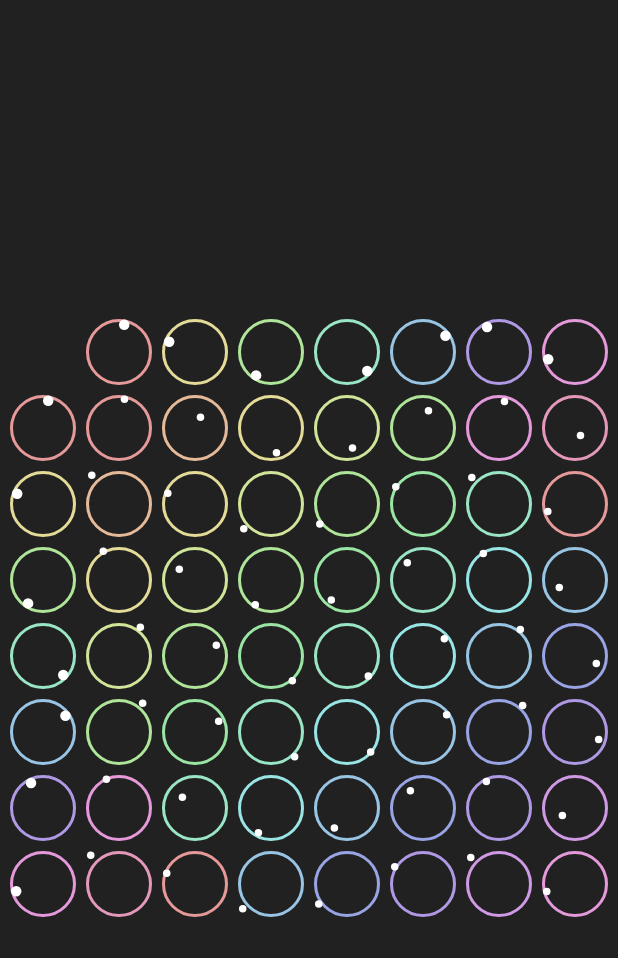
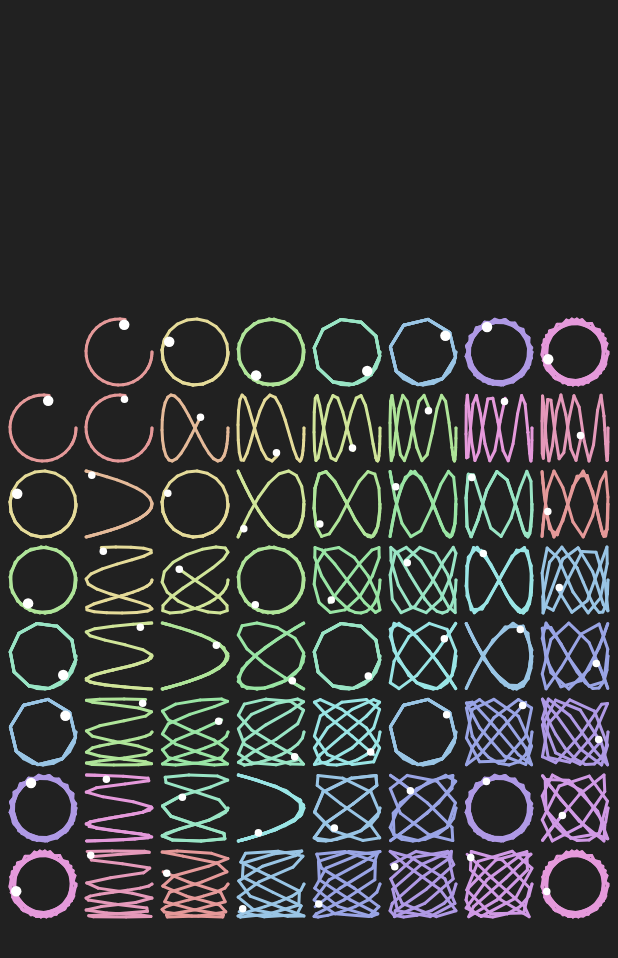
Before and after one commit to dylan-cm/harmonic_curves, a Flutter app: the screen it shows after launch, on a phone screen of 412 x 824 dp. Shown: the top 958 px of the screen. Run offline on Flutter 3.47's test engine with Material 2 defaults, Android fonts, the phone set to English and light mode, and no system bars.

Commit message:
paths animated

```diff
--- /dev/null
+++ b/lib/src/atom/path.dart
@@ -0,0 +1,134 @@
+import 'package:flutter/material.dart';
+import 'dart:math' as math;
+
+class LissajousPath extends StatefulWidget {
+  final int x;
+  final int y;
+  final double diameter;
+  final Color color;
+  final double weight;
+
+  LissajousPath(this.x, this.y, this.color, {this.diameter : 44, this.weight: 2.0});
+
+  _LissajousPathState createState() => _LissajousPathState();
+}
+
+class _LissajousPathState extends State<LissajousPath> with TickerProviderStateMixin{
+  Animation<double> dx, dy, cycle;
+  AnimationController dxController, dyController, cycleController;
+
+  int x, y;
+  double radius;
+
+  List<Offset> _points = <Offset>[];
+
+  Path path = new Path();
+
+  @override
+  void initState() {
+    if(widget.x==0 && widget.y==0){x=y=1; radius = 0;}
+    else if(widget.x==0) {x=y=widget.y;}
+    else if (widget.y==0) {x=y=widget.x;}
+    else {x=widget.x; y=widget.y;}
+
+    radius = widget.diameter/2;
+
+    dxController = AnimationController(
+      vsync: this,
+      duration: Duration(milliseconds: (10000/x).round())
+    );
+
+    dx = Tween(begin: 0.0, end: 2.0*math.pi).animate(
+      CurvedAnimation(
+        parent: dxController,
+        curve: Curves.linear,
+      )
+    );
+
+    dyController = AnimationController(
+      vsync: this,
+      duration: Duration(milliseconds: (10000/y).round())
+    );
+
+    dy = Tween(begin: 0.0, end: 2.0*math.pi).animate(
+      CurvedAnimation(
+        parent: dyController,
+        curve: Curves.linear,
+      )
+    );
+
+    cycleController = AnimationController(
+      vsync: this,
+      duration: Duration(milliseconds: 10000),
+    );
+
+    cycle = Tween(begin: 0.0, end: 1.0).animate(
+      CurvedAnimation(
+        parent: cycleController,
+        curve: Curves.linear,
+      )
+    );
+
+    dxController.repeat();
+    dyController.repeat();
+    cycleController.forward();
+
+    super.initState();
+  }
+
+  @override
+  Widget build(BuildContext context) {
+    return AnimatedBuilder(
+      animation: dx,
+      builder: (context, child){
+        if (cycleController.status==AnimationStatus.completed){
+          _points.clear();
+          cycleController.reset();
+          cycleController.forward();
+        }
+
+        // if(dx.value.round()%4 <= 3) { //Optimize performance
+          _points.add( Offset(
+            math.cos(dx.value)*radius+22,
+            math.sin(dy.value)*radius+22,
+          ) );
+        // }
+
+        return CustomPaint(
+          painter: PathPainter(
+            color: widget.color,
+            weight: widget.weight,
+            points: _points,
+          ),
+          size: Size(radius, radius),
+        );
+
+      }
+    );
+  }
+}
+
+class PathPainter extends CustomPainter {
+  List<Offset> points;
+  Color color;
+  double weight;
+
+  PathPainter({this.points, this.color, this.weight});
+
+  @override
+  void paint(Canvas canvas, Size size) {
+    Paint paint = new Paint()
+      ..color = color
+      ..strokeCap = StrokeCap.round
+      ..strokeWidth = weight;
+
+    for (int i = 0; i < points.length - 1; i++) {
+      canvas.drawLine(points[i], points[i + 1], paint);
+    }
+
+    // canvas.drawCircle(Offset(0,0), 2.5, Paint()..color=Colors.white..style=PaintingStyle.fill..strokeWidth=0);
+  }
+
+  @override
+  bool shouldRepaint(PathPainter oldDelegate) => oldDelegate.points != points;
+}
--- a/lib/src/molecules/orbital.dart
+++ b/lib/src/molecules/orbital.dart
@@ -1,30 +1,20 @@
 import 'package:flutter/material.dart';
 import '../atom/satellite.dart';
+import '../atom/path.dart';
 
 class Orbital extends StatelessWidget {
   final int x;
   final int y;
-  final double radius;
+  final double diameter;
 
-  Orbital(this.x, this.y, {this.radius : 44});
+  Orbital(this.x, this.y, {this.diameter : 44});
 
   @override
   Widget build(BuildContext context) {
     return Stack(
       children: <Widget>[
-        Container(
-          width: radius,
-          height: radius,
-          decoration: BoxDecoration(
-            borderRadius: BorderRadius.circular(radius),
-            border: Border.all(
-              color: _generateColor(),
-              width: 2.0
-            )
-          ),
-        ),
-
-        Satellite(x, y, radius),
+        LissajousPath(x, y, _generateColor(), diameter: diameter,),
+        Satellite(x, y, diameter),
       ]
     );
   }
```
